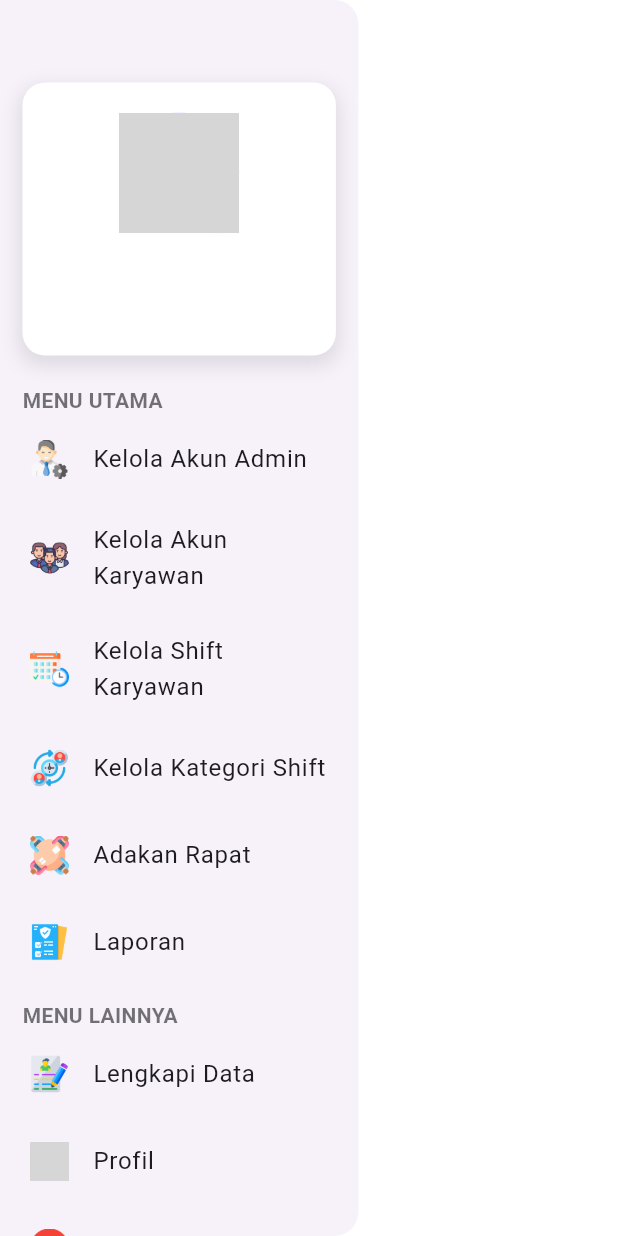
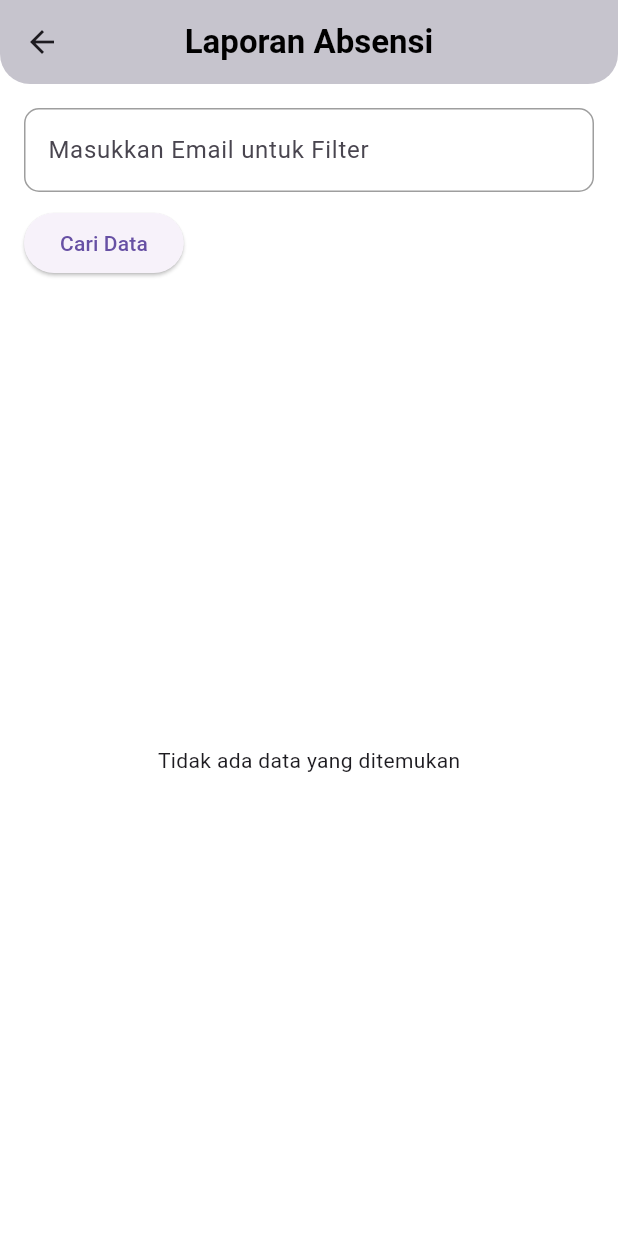
Before and after one commit to AndreSusilo27/ARTShift, a Flutter app: the CustomDrawerAdmin widget shown alone on an empty page, opened directly with empty values, after a tap on "Laporan", on a phone screen of 412 x 824 dp. Run offline on Flutter 3.47's test engine with Material 3 defaults, Android fonts, the light colour scheme and no system bars; our stand-ins replace bloc, carousel_slider, cloud_firestore, equatable, firebase_auth, firebase_core and 2 more; accounts and stored records are empty; network calls fail; Roboto replaces fonts that are missing (Poppins); grey boxes are pictures that could not be loaded.

Commit message:
Pembuatan Fitur Absensi

```diff
--- /dev/null
+++ b/lib/absensi/absensi_event.dart
@@ -0,0 +1,31 @@
+import 'package:equatable/equatable.dart';
+
+abstract class AbsensiEvent extends Equatable {
+  @override
+  List<Object> get props => [];
+}
+
+class CheckTimeEvent extends AbsensiEvent {}
+
+class UpdateTimeEvent extends AbsensiEvent {}
+
+class CheckAbsensiEvent extends AbsensiEvent {
+  final String email;
+
+  CheckAbsensiEvent({required this.email});
+
+  @override
+  List<Object> get props => [email];
+}
+
+class OnSubmitAbsensi extends AbsensiEvent {
+  final String email;
+  final String name;
+  final String status;
+
+  OnSubmitAbsensi(
+      {required this.email, required this.name, required this.status});
+
+  @override
+  List<Object> get props => [email, name, status];
+}
--- /dev/null
+++ b/lib/laporan/laporan_bloc.dart
@@ -0,0 +1,34 @@
+import 'package:flutter_bloc/flutter_bloc.dart';
+import 'package:cloud_firestore/cloud_firestore.dart';
+import 'laporan_event.dart';
+import 'laporan_state.dart';
+
+class LaporanBloc extends Bloc<LaporanEvent, LaporanState> {
+  final FirebaseFirestore firestore;
+
+  LaporanBloc({required this.firestore}) : super(LaporanInitial()) {
+    // Menangani event FetchLaporanEvent
+    on<FetchLaporanEvent>((event, emit) async {
+      emit(LaporanLoading()); // Menampilkan loading saat fetch data
+      try {
+        QuerySnapshot<Map<String, dynamic>> snapshot;
+
+        // Jika email filter kosong, ambil semua data dari koleksi absensi
+        if (event.emailFilter.isEmpty) {
+          snapshot = await firestore.collection('absensi').get();
+        } else {
+          // Jika ada filter email, ambil data berdasarkan email
+          snapshot = await firestore
+              .collection('absensi')
+              .where('email', isEqualTo: event.emailFilter)
+              .get();
+        }
+
+        final laporanData = snapshot.docs.map((doc) => doc.data()).toList();
+        emit(LaporanLoaded(laporanData));
+      } catch (e) {
+        emit(LaporanError("Error fetching data: ${e.toString()}"));
+      }
+    });
+  }
+}
--- /dev/null
+++ b/lib/laporan/laporan_event.dart
@@ -0,0 +1,15 @@
+import 'package:equatable/equatable.dart';
+
+abstract class LaporanEvent extends Equatable {
+  @override
+  List<Object> get props => [];
+}
+
+class FetchLaporanEvent extends LaporanEvent {
+  final String emailFilter;
+
+  FetchLaporanEvent(this.emailFilter);
+
+  @override
+  List<Object> get props => [emailFilter];
+}
--- /dev/null
+++ b/lib/laporan/laporan_state.dart
@@ -0,0 +1,28 @@
+import 'package:equatable/equatable.dart';
+
+abstract class LaporanState extends Equatable {
+  @override
+  List<Object> get props => [];
+}
+
+class LaporanInitial extends LaporanState {}
+
+class LaporanLoading extends LaporanState {}
+
+class LaporanLoaded extends LaporanState {
+  final List<Map<String, dynamic>> laporanData;
+
+  LaporanLoaded(this.laporanData);
+
+  @override
+  List<Object> get props => [laporanData];
+}
+
+class LaporanError extends LaporanState {
+  final String message;
+
+  LaporanError(this.message);
+
+  @override
+  List<Object> get props => [message];
+}
--- /dev/null
+++ b/lib/screens/laporan_screen.dart
@@ -0,0 +1,104 @@
+import 'package:ARTShift/laporan/laporan_bloc.dart';
+import 'package:ARTShift/laporan/laporan_event.dart';
+import 'package:ARTShift/laporan/laporan_state.dart';
+import 'package:flutter/material.dart';
+import 'package:flutter_bloc/flutter_bloc.dart';
+
+class LaporanScreen extends StatefulWidget {
+  const LaporanScreen({super.key});
+
+  @override
+  State<LaporanScreen> createState() => _LaporanScreenState();
+}
+
+class _LaporanScreenState extends State<LaporanScreen> {
+  final TextEditingController filterController = TextEditingController();
+
+  @override
+  void initState() {
+    super.initState();
+    // Saat pertama kali masuk ke halaman, ambil semua data absensi
+    context.read<LaporanBloc>().add(FetchLaporanEvent(''));
+  }
+
+  @override
+  Widget build(BuildContext context) {
+    return Scaffold(
+      appBar: AppBar(
+        title: const Text('Laporan Absensi'),
+      ),
+      body: Padding(
+        padding: const EdgeInsets.all(16.0),
+        child: Column(
+          crossAxisAlignment: CrossAxisAlignment.start,
+          children: [
+            // Input Email
+            TextField(
+              controller: filterController,
+              decoration: const InputDecoration(
+                labelText: 'Masukkan Email untuk Filter',
+              ),
+            ),
+            const SizedBox(height: 10),
+
+            // Tombol Cari Data
+            ElevatedButton(
+              onPressed: () {
+                final filterEmail = filterController.text.trim();
+                context.read<LaporanBloc>().add(FetchLaporanEvent(filterEmail));
+              },
+              child: const Text('Cari Data'),
+            ),
+            const SizedBox(height: 20),
+
+            // List Data
+            Expanded(
+              child: BlocBuilder<LaporanBloc, LaporanState>(
+                builder: (context, state) {
+                  if (state is LaporanLoading) {
+                    return const Center(child: CircularProgressIndicator());
+                  } else if (state is LaporanError) {
+                    return Center(child: Text(state.message));
+                  } else if (state is LaporanLoaded) {
+                    return state.laporanData.isNotEmpty
+                        ? ListView.builder(
+                            itemCount: state.laporanData.length,
+                            itemBuilder: (context, index) {
+                              final data = state.laporanData[index];
+                              return Card(
+                                elevation: 3,
+                                margin: const EdgeInsets.symmetric(vertical: 8),
+                                child: ListTile(
+                                  title: Text(data['email'] ?? 'No Email'),
+                                  subtitle: Column(
+                                    crossAxisAlignment:
+                                        CrossAxisAlignment.start,
+                                    children: [
+                                      Text(
+                                          'Hadir: ${data['hadir']?['tanggal'] ?? '-'} - ${data['hadir']?['waktu'] ?? '-'}'),
+                                      Text(
+                                          'Izin: ${data['izin'] ?? 'Tidak Ada'}'),
+                                      Text(
+                                          'Keluar: ${data['keluar']?['tanggal'] ?? '-'} - ${data['keluar']?['waktu'] ?? '-'}'),
+                                      Text(
+                                          'Sakit: ${data['sakit'] ?? 'Tidak Ada'}'),
+                                    ],
+                                  ),
+                                ),
+                              );
+                            },
+                          )
+                        : const Center(
+                            child: Text('Tidak ada data yang ditemukan'));
+                  } else {
+                    return const Center(child: Text('Terjadi kesalahan.'));
+                  }
+                },
+              ),
+            ),
+          ],
+        ),
+      ),
+    );
+  }
+}
--- a/lib/shift_kategori/shift_kategori_bloc.dart
+++ b/lib/shift_kategori/shift_kategori_bloc.dart
@@ -57,9 +57,7 @@ class ShiftKategoriBloc extends Bloc<ShiftKategoriEvent, ShiftKategoriState> {
         // Mencari dokumen berdasarkan nama_shift
         final querySnapshot = await firestore
             .collection('shift_kategori')
-            .where('nama_shift',
-                isEqualTo:
-                    event.namaShift) // Menggunakan nama_shift sebagai parameter
+            .where('nama_shift', isEqualTo: event.namaShift)
             .get();
 
         if (querySnapshot.docs.isEmpty) {
--- a/lib/widgets/custom_drawer_admin.dart
+++ b/lib/widgets/custom_drawer_admin.dart
@@ -1,3 +1,4 @@
+import 'package:ARTShift/screens/laporan_screen.dart';
 import 'package:ARTShift/screens/shift_karyawan_screen.dart';
 import 'package:flutter/material.dart';
 import 'package:ARTShift/screens/kelola_akunadmin_screen.dart';
@@ -133,7 +134,10 @@ class CustomDrawerAdmin extends StatelessWidget {
                 navigateTo: () {}),
             _buildDrawerItem(
                 context, 'assets/icons/icon_menu/laporan.png', "Laporan",
-                navigateTo: () {}),
+                navigateTo: () {
+              Navigator.push(context,
+                  MaterialPageRoute(builder: (context) => LaporanScreen()));
+            }),
             const SizedBox(height: 10), // Jarak antar bagian
 
             // MENU LAINNYA
--- a/pubspec.yaml
+++ b/pubspec.yaml
@@ -29,6 +29,9 @@ dependencies:
   font_awesome_flutter: ^10.8.0
   flutter_launcher_icons: ^0.14.3
   intl: ^0.20.1
+  excel: ^4.0.6
+  path_provider: ^2.1.5
+
   carousel_slider: ^5.0.0
 
 dev_dependencies:
```
Also changed, not shown: lib/absensi/absensi_bloc.dart (added, +170 -0 lines), lib/absensi/absensi_state.dart (added, +64 -0 lines), lib/main.dart (+24 -11 lines), lib/screens/absensi_screen.dart (added, +189 -0 lines), lib/screens/kelola_kategori_screen.dart (+17 -25 lines), lib/widgets/custom_drawer_karyawan.dart (+12 -1 lines), lib/screens/jadwal_rapat_screen.dart (added), pubspec.lock, 1 other file.
